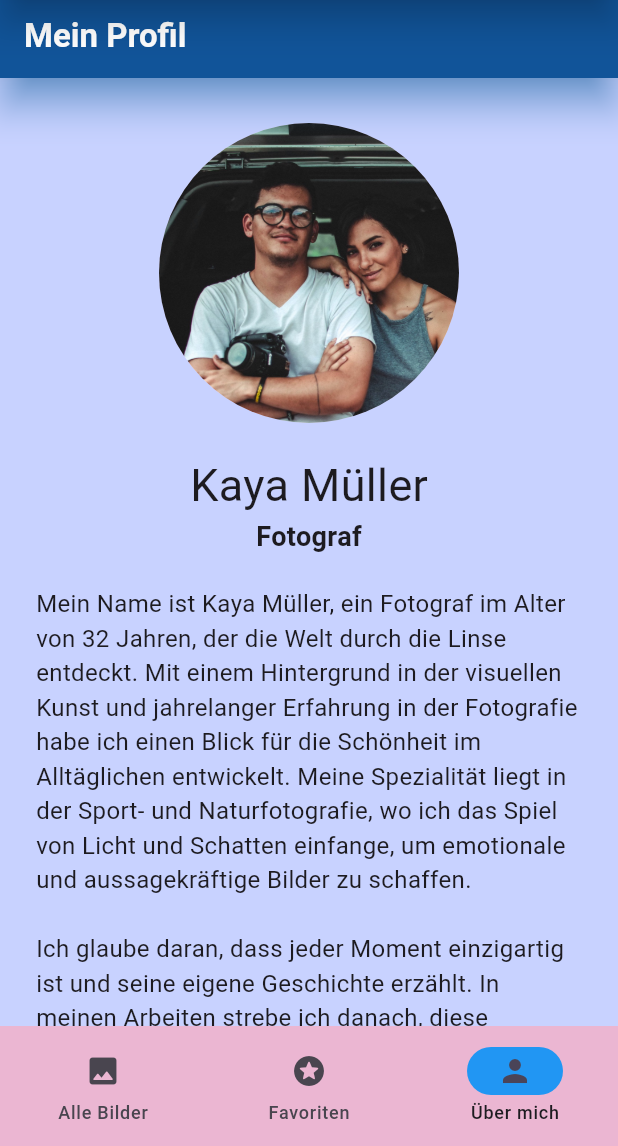
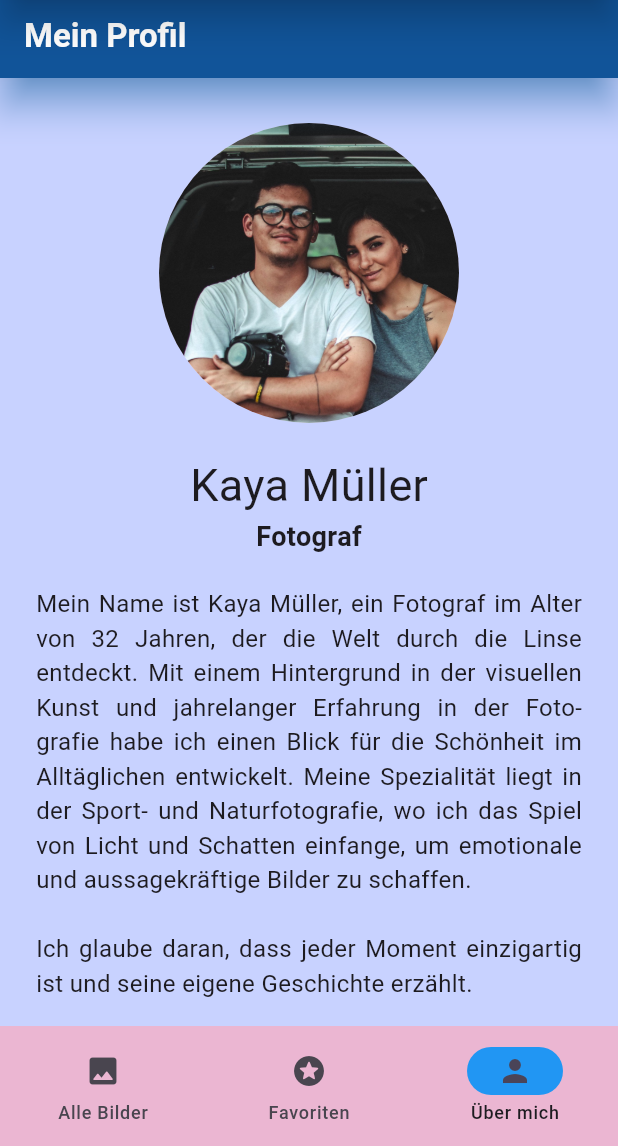
Before and after one commit to JuergenHollmann/project_13_picture_gallery_jh, a Flutter app: the screen it shows after launch, item 3 of the bottom bar chosen, on a phone screen of 412 x 824 dp, the part 90-1236 px from its top. Run offline on Flutter 3.47's test engine with Material 3 defaults, Android fonts, the phone set to English and light mode, and no system bars.

Commit message:
redesign text in "textAlign: TextAlign.justify"

```diff
--- a/lib/features/profile/my_profile.dart
+++ b/lib/features/profile/my_profile.dart
@@ -59,8 +59,12 @@
                     child: Padding(
                       padding: EdgeInsets.symmetric(horizontal: 24),
                       child: Text(
-                        "Mein Name ist Kaya Müller, ein Fotograf im Alter von 32 Jahren, der die Welt durch die Linse entdeckt. Mit einem Hintergrund in der visuellen Kunst und jahrelanger Erfahrung in der Fotografie habe ich einen Blick für die Schönheit im Alltäglichen entwickelt. Meine Spezialität liegt in der Sport- und Naturfotografie, wo ich das Spiel von Licht und Schatten einfange, um emotionale und aussagekräftige Bilder zu schaffen.\n\nIch glaube daran, dass jeder Moment einzigartig ist und seine eigene Geschichte erzählt. In meinen Arbeiten strebe ich danach, diese Geschichten visuell zu interpretieren und sie durch kreative Kompositionen und Nuancen zum Leben zu erwecken. Meine fotografische Reise hat mich durch verschiedene Länder geführt, wo ich die Vielfalt der Kulturen und Landschaften festhalte, immer auf der Suche nach neuen Perspektiven und Herausforderungen.\n\nMein Anspruch ist es, mit meinen Bildern nicht nur zu dokumentieren, sondern auch zu inspirieren und zu berühren. Jeder Auftrag und jedes Projekt ist für mich eine Möglichkeit, meine Leidenschaft und mein Können zu zeigen und eine Verbindung zwischen dem Betrachter und dem Bild herzustellen.",
-                        style: TextStyle(fontSize: 16),
+                        "Mein Name ist Kaya Müller, ein Fotograf im Alter von 32 Jahren, der die Welt durch die Linse entdeckt. Mit einem Hintergrund in der visuellen Kunst und jahrelanger Erfahrung in der Foto-grafie habe ich einen Blick für die Schönheit im Alltäglichen entwickelt. Meine Spezialität liegt in der Sport- und Naturfotografie, wo ich das Spiel von Licht und Schatten einfange, um emotionale und aussagekräftige Bilder zu schaffen.\n\nIch glaube daran, dass jeder Moment einzigartig ist und seine eigene Geschichte erzählt.\n\nIn meinen Arbeiten strebe ich danach, diese Geschichten visuell zu interpretieren und sie durch kreative Kompositionen und Nuancen zum Leben zu erwecken. Meine fotografische Reise hat mich durch verschiedene Länder geführt, wo ich die Vielfalt der Kulturen und Landschaften festhalte, immer auf der Suche nach neuen Perspektiven und Herausforderungen.\n\nMein Anspruch ist es, mit meinen Bildern nicht nur zu dokumentieren, sondern auch zu inspi-rieren und zu berühren. Jeder Auftrag und jedes Projekt ist für mich eine Möglichkeit, meine Leidenschaft und mein Können zu zeigen und eine Verbindung zwischen dem Betrachter und dem Bild herzustellen.",
+                        textAlign: TextAlign
+                            .justify, // richtet den Text im Blocksatz aus
+                        style: TextStyle(
+                          fontSize: 16,
+                        ),
                       ),
                     ),
                   ),
```
Also changed, not shown: 1 other file.
